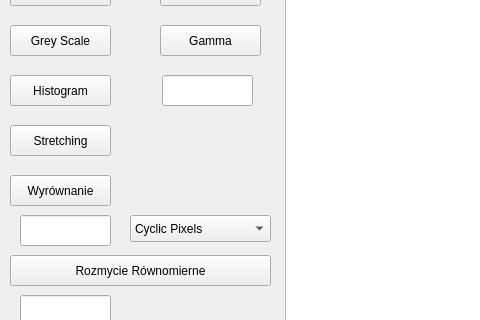
Qt form mainwindowqt.ui (rozman123/MyImageProccesingApp) before a commit; both pictures show x 0 to 480 and y 95 to 415 of the 1231 by 619 pixel window.
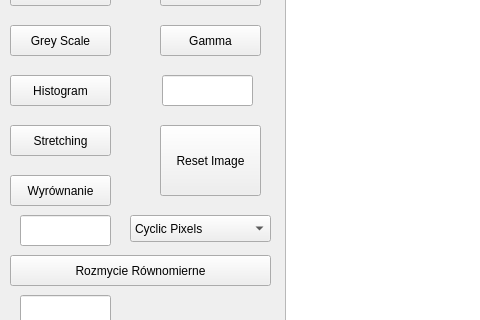
The same form after that commit.

Commit message: Added reset image to orginal option, for easy reseting the changes

Patch:
```diff
--- a/mainwindowqt.ui
+++ b/mainwindowqt.ui
@@ -281,6 +281,19 @@
      </property>
     </item>
    </widget>
+   <widget class="QPushButton" name="reset_image_button">
+    <property name="geometry">
+     <rect>
+      <x>160</x>
+      <y>220</y>
+      <width>101</width>
+      <height>71</height>
+     </rect>
+    </property>
+    <property name="text">
+     <string>Reset Image</string>
+    </property>
+   </widget>
   </widget>
   <widget class="QMenuBar" name="menubar">
    <property name="geometry">
```
The commit also changes 5 other files.
